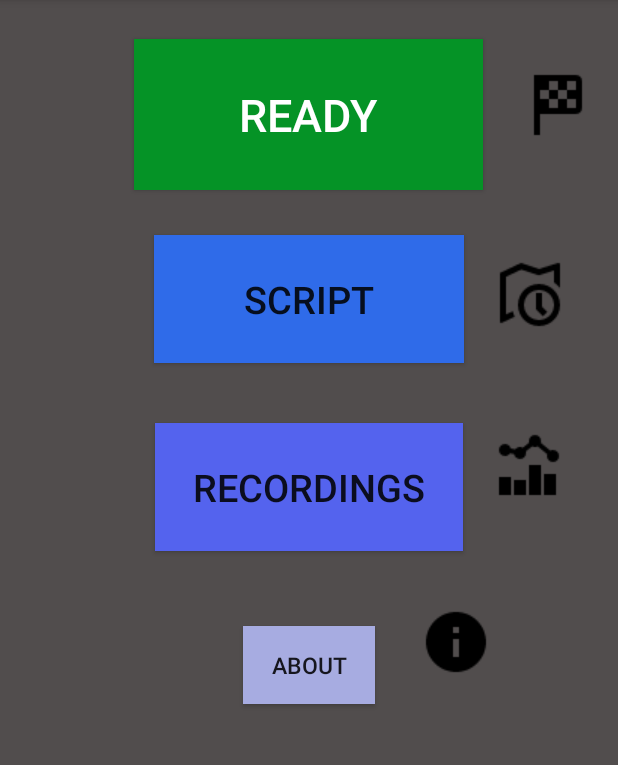
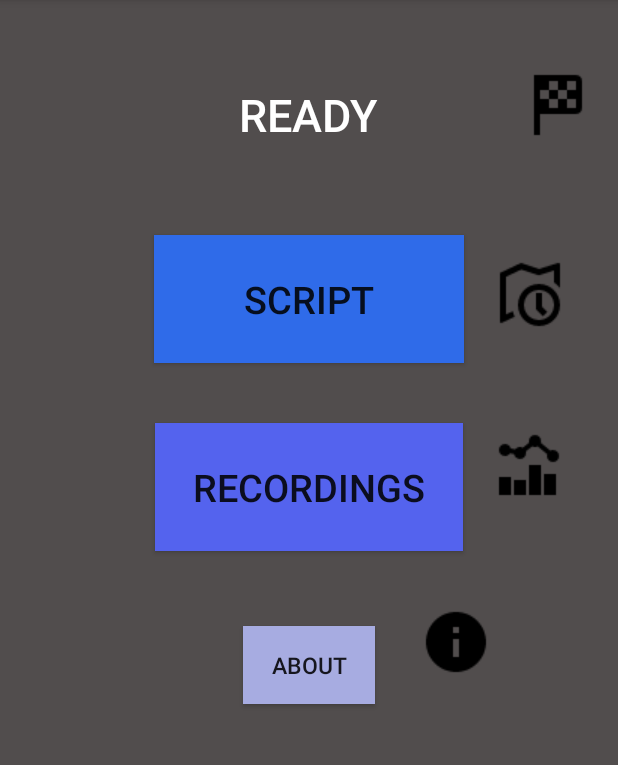
Before and after one commit to nrkfeller/driving_aid_app, an Android app: the screen it shows after launch (MainActivity), on a phone screen of 412 x 824 dp, the part 84-849 px from its top. Run offline under Robolectric (Android 15) with nearby library versions, the phone set to English and light mode, and no system bars.

Commit message:
commit message

```diff
--- a/app/build.gradle
+++ b/app/build.gradle
@@ -22,5 +22,6 @@ android {
 dependencies {
     compile fileTree(dir: 'libs', include: ['*.jar'])
     testCompile 'junit:junit:4.12'
-    compile 'com.android.support:appcompat-v7:23.1.1'
+    compile 'com.android.support:appcompat-v7:23.2.0'
+    compile 'com.android.support:design:23.2.0'
 }
--- a/app/src/main/AndroidManifest.xml
+++ b/app/src/main/AndroidManifest.xml
@@ -23,7 +23,11 @@
         </activity>
         <activity android:name=".TrackingActivity" />
         <activity android:name=".ScriptActivity" />
-        <activity android:name=".RecordingsActivity"></activity>
+        <activity android:name=".RecordingsActivity" />
+        <activity
+            android:name=".PreferenceActivity"
+            android:label="@string/title_activity_preference"
+            android:theme="@style/AppTheme.NoActionBar"></activity>
     </application>
 
 </manifest>
--- /dev/null
+++ b/app/src/main/res/drawable/ready.xml
@@ -0,0 +1,25 @@
+<?xml version="1.0" encoding="utf-8"?>
+<selector xmlns:android="http://schemas.android.com/apk/res/android">
+
+    <item android:state_pressed="true">
+        <shape>
+            <gradient  android:startColor="#8600ff" />
+            <stroke   android:width="2dp" android:color="#000000" />
+            <corners android:radius="5dp" />
+            <padding android:left="10dp" android:top="10dp"
+                android:bottom="10dp" android:right="10dp"/>
+        </shape>
+    </item>
+    <item android:state_focused="true">
+        <shape>
+            <gradient android:startColor="#eac100"/>
+            <stroke android:width="2dp" android:color="#333333" color="#ffffff"/>
+            <corners android:radius="8dp" />
+            <padding android:left="10dp" android:top="10dp"
+                android:bottom="10dp" android:right="10dp"/>
+        </shape>
+    </item>
+
+
+
+</selector>
--- a/app/src/main/res/layout/activity_main.xml
+++ b/app/src/main/res/layout/activity_main.xml
@@ -22,9 +22,9 @@
     android:paddingBottom="30dp"
         android:layout_margin="10dp"
     android:textSize="30sp"
-    android:background="#059326"
     android:layout_centerHorizontal="true"
-        android:onClick="goToTrackingActivity" />
+        android:onClick="goToTrackingActivity"
+        android:background="@drawable/ready" />
 
     <ImageView
         android:layout_height="wrap_content"
--- /dev/null
+++ b/app/src/main/res/values-v21/styles.xml
@@ -0,0 +1,9 @@
+<resources>>
+
+    <style name="AppTheme.NoActionBar">
+        <item name="windowActionBar">false</item>
+        <item name="windowNoTitle">true</item>
+        <item name="android:windowDrawsSystemBarBackgrounds">true</item>
+        <item name="android:statusBarColor">@android:color/transparent</item>
+    </style>
+</resources>
--- a/app/src/main/res/values/dimens.xml
+++ b/app/src/main/res/values/dimens.xml
@@ -2,4 +2,5 @@
     <!-- Default screen margins, per the Android Design guidelines. -->
     <dimen name="activity_horizontal_margin">16dp</dimen>
     <dimen name="activity_vertical_margin">16dp</dimen>
+    <dimen name="fab_margin">16dp</dimen>
 </resources>
--- a/app/src/main/res/values/strings.xml
+++ b/app/src/main/res/values/strings.xml
@@ -22,5 +22,6 @@
 
     <string name="About_name">About</string>
     <string name="About_Text">This is the About page. (underconstruction) \n \nMade by: \nNicolas Feller 2 5980925 \nAmbre Le Van Chau 2 6994873 \nRoberto Riccardi 2 9480668\nLoïc Lajoumard de Bellabre 2 6812260 \nYuan Song 2 6542972  </string>
+    <string name="title_activity_preference">PreferenceActivity</string>
 
 </resources>
--- a/app/src/main/res/values/styles.xml
+++ b/app/src/main/res/values/styles.xml
@@ -8,4 +8,13 @@
         <item name="colorAccent">@color/colorAccent</item>
     </style>
 
+    <style name="AppTheme.NoActionBar">
+        <item name="windowActionBar">false</item>
+        <item name="windowNoTitle">true</item>
+    </style>
+
+    <style name="AppTheme.AppBarOverlay" parent="ThemeOverlay.AppCompat.Dark.ActionBar" />
+
+    <style name="AppTheme.PopupOverlay" parent="ThemeOverlay.AppCompat.Light" />
+
 </resources>
```
Also changed, not shown: app/src/main/res/layout/activity_preference.xml (added, +34 -0 lines), app/src/main/res/layout/content_preference.xml (added, +15 -0 lines). Lines whose indentation alone changed are shown as unchanged.
